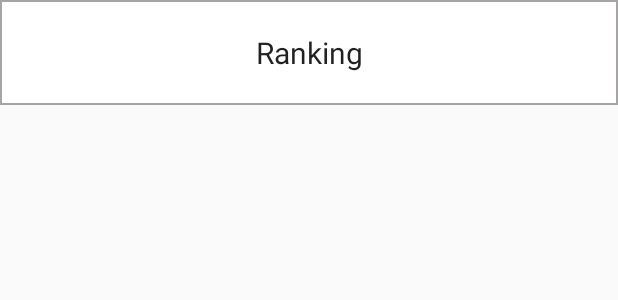
After one commit to deepakbachulkar/HeadyTest, an Android app: the layout item_ranking.xml on its own in the app's theme, with its tools: preview values and no code run, on a phone screen of 412 x 824 dp. The commit adds this screen. Shown: the top 300 px of the screen. Run offline under Robolectric (Android 15) with nearby library versions, the phone set to English and light mode, and no system bars.

Commit message:
product ranking

```diff
--- a/app/src/main/java/com/deepak/headytest/model/RankingsVO.kt
+++ b/app/src/main/java/com/deepak/headytest/model/RankingsVO.kt
@@ -6,8 +6,6 @@ class RankingsVO{
     @SerializedName("ranking")
     var ranking : String = ""
 
-    @SerializedName("name")
-    var name  = ""
 
     @SerializedName("products")
     var productView : ArrayList<ProductsViewVO> = ArrayList()
--- /dev/null
+++ b/app/src/main/res/drawable/rcv_selector.xml
@@ -0,0 +1,5 @@
+<?xml version="1.0" encoding="utf-8"?>
+<selector xmlns:android="http://schemas.android.com/apk/res/android">
+    <item android:drawable="@color/grey" android:state_pressed="false" android:state_selected="true" />
+    <item android:drawable="@android:color/white" android:state_selected="false" />
+</selector>
--- a/app/src/main/res/layout/item_product.xml
+++ b/app/src/main/res/layout/item_product.xml
@@ -18,4 +18,5 @@
             android:layout_height="wrap_content"
             android:layout_alignParentRight="true"
             android:text="0"/>
+
 </RelativeLayout>
--- /dev/null
+++ b/app/src/main/res/layout/item_ranking.xml
@@ -0,0 +1,22 @@
+<?xml version="1.0" encoding="utf-8"?>
+<RelativeLayout
+        android:id="@+id/rl"
+        xmlns:android="http://schemas.android.com/apk/res/android"
+        android:layout_width="match_parent"
+        android:layout_height="wrap_content"
+        android:background="@color/grey"
+        android:padding="1dp"
+        >
+    <TextView
+            style="@style/TextAppearance.AppCompat.Body1"
+            android:textSize="20sp"
+            android:id="@+id/tv_ranking"
+            android:layout_width="match_parent"
+            android:layout_height="wrap_content"
+            android:padding="20dp"
+            android:background="@color/white"
+            android:gravity="center"
+            android:layout_centerHorizontal="true"
+            android:text="Ranking"/>
+
+</RelativeLayout>
```
Also changed, not shown: app/src/main/java/com/deepak/headytest/activity/MainActivity.kt (+94 -28 lines), app/src/main/java/com/deepak/headytest/adapter/ProductsAdapter.kt (+6 -1 lines), app/src/main/java/com/deepak/headytest/adapter/RankingsAdapter.kt (added, +55 -0 lines), app/src/main/java/com/deepak/headytest/model/ProductsVO.kt (+5 -2 lines), app/src/main/java/com/deepak/headytest/model/ProductsViewVO.kt (+8 -0 lines), app/src/main/res/layout/content_main.xml (+16 -4 lines).
